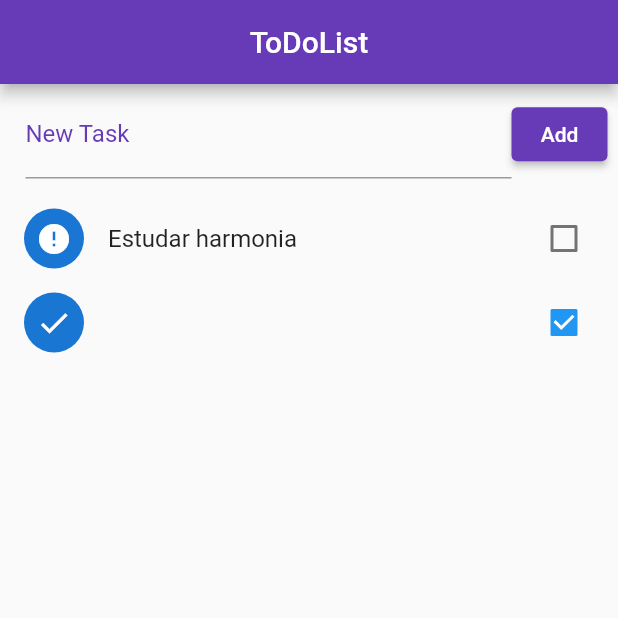
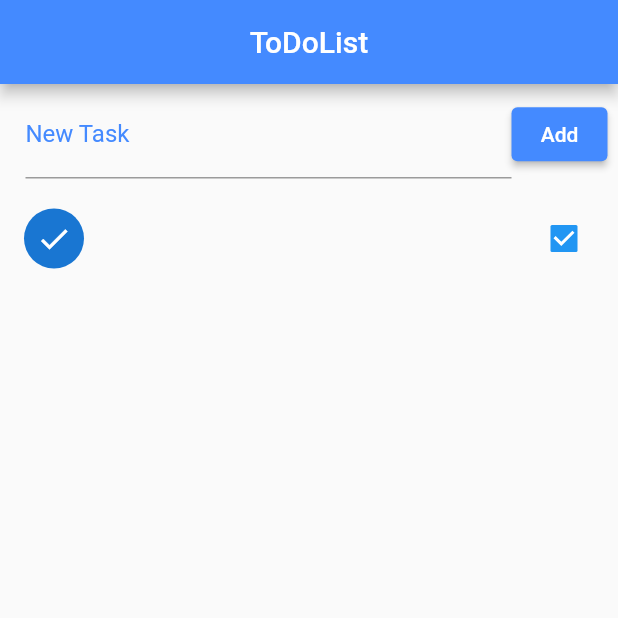
Before and after one commit to andrelake/to_do_list_app, a Flutter app: the screen it shows after launch, after a tap on "Add", after a tap on the "error" icon, on a phone screen of 412 x 824 dp, the top half of it. Run offline on Flutter 3.47's test engine with Material 2 defaults, Android fonts, the phone set to English and light mode, and no system bars.

Commit message:
Saving and loading file

```diff
--- a/lib/pages/home.page.dart
+++ b/lib/pages/home.page.dart
@@ -15,9 +15,17 @@ class HomePage extends StatefulWidget {
 class _HomePageState extends State<HomePage> {
   final _toDoController = TextEditingController();
 
-  List _toDoList = [
-    {'title': 'Estudar harmonia', 'done': false}
-  ];
+  List _toDoList = [];
+
+  @override
+  void initState() {
+    super.initState();
+    _readData().then((data) {
+      setState(() {
+      _toDoList = json.decode(data);
+      });
+    });
+  }
 
   void _addToList() {
     setState(() {
@@ -29,13 +37,15 @@ class _HomePageState extends State<HomePage> {
       newTask['done'] = false;
 
       _toDoList.add(newTask);
+
+      _saveData();
     });
   }
 
   Future<File> _getFile() async {
     final directory = await getApplicationDocumentsDirectory();
 
-    return File('$directory.path/data.json');
+    return File('${directory.path}/data.json');
   }
 
   Future<File> _saveData() async {
@@ -60,7 +70,7 @@ class _HomePageState extends State<HomePage> {
     return Scaffold(
       appBar: AppBar(
         title: Text('ToDoList'),
-        backgroundColor: Colors.deepPurple,
+        backgroundColor: Colors.blueAccent,
         centerTitle: true,
       ),
       body: Column(
@@ -74,14 +84,14 @@ class _HomePageState extends State<HomePage> {
                     controller: _toDoController,
                     decoration: InputDecoration(
                       labelText: 'New Task',
-                      labelStyle: TextStyle(color: Colors.deepPurple),
+                      labelStyle: TextStyle(color: Colors.blueAccent),
                     ),
                   ),
                 ),
                 ElevatedButton(
                     onPressed: () => _addToList(),
                     child: Text('Add'),
-                    style: ElevatedButton.styleFrom(primary: Colors.deepPurple))
+                    style: ElevatedButton.styleFrom(primary: Colors.blueAccent))
               ],
             ),
           ),
@@ -100,8 +110,8 @@ class _HomePageState extends State<HomePage> {
                   onChanged: (bool? value) {
                     setState(() {
                       _toDoList[index]['done'] = value;
-                      print(_toDoList[index]['done']);
-                    });;
+                      _saveData();
+                    });
                   },
                 );
               },
```
